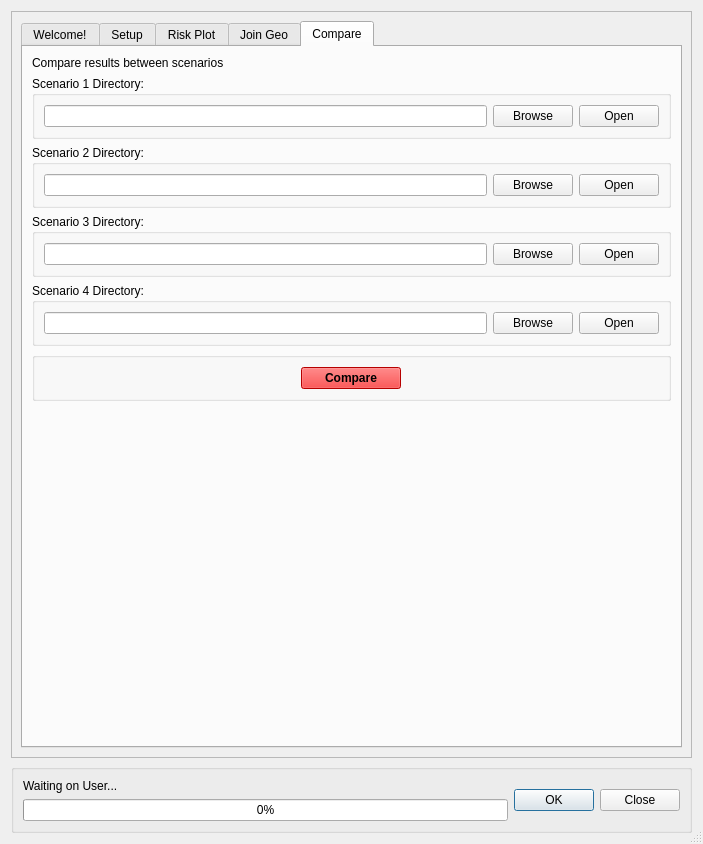
Qt form canflood/results/results.ui (NRCan/CanFlood) before a commit.
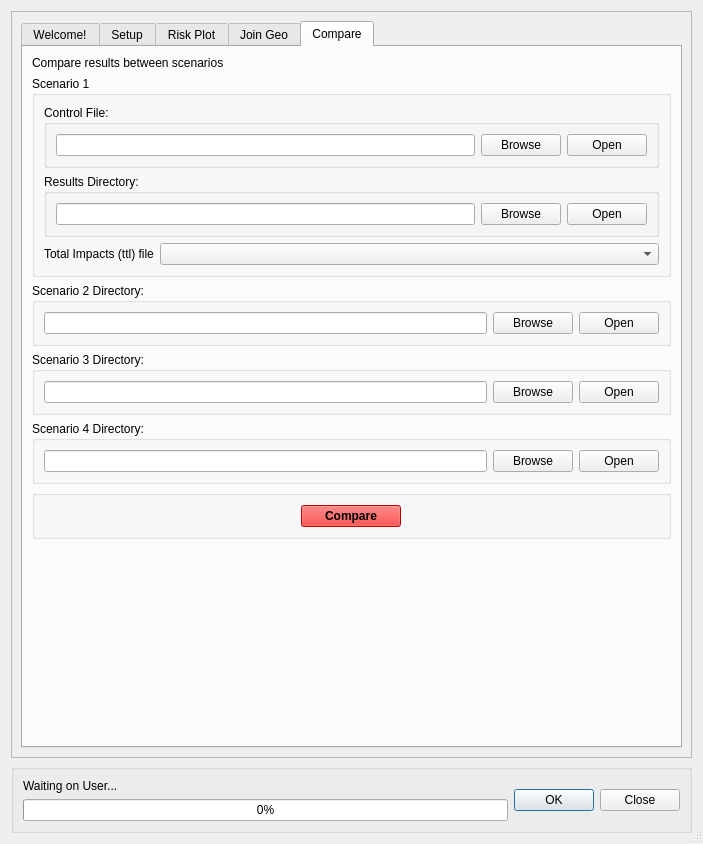
The same form after that commit. The open tabs and pages were chosen to show the change. Icons and pictures are not drawn. Custom widgets are drawn as their Qt base class.

```diff
--- a/canflood/results/results.ui
+++ b/canflood/results/results.ui
@@ -1342,6 +1342,48 @@
             </widget>
            </item>
            <item>
+            <widget class="QGroupBox" name="groupBox_C">
+             <property name="title">
+              <string>Scenario 1</string>
+             </property>
+             <layout class="QVBoxLayout" name="verticalLayout_7">
+              <item>
+               <widget class="QGroupBox" name="groupBox_Co_s1_5">
+                <property name="sizePolicy">
+                 <sizepolicy hsizetype="Preferred" vsizetype="Fixed">
+                  <horstretch>0</horstretch>
+                  <verstretch>0</verstretch>
+                 </sizepolicy>
+                </property>
+                <property name="title">
+                 <string>Control File:</string>
+                </property>
+                <layout class="QVBoxLayout" name="_15">
+                 <item>
+                  <layout class="QHBoxLayout" name="_16">
+                   <item>
+                    <widget class="QLineEdit" name="lineEdit_C_dir_5"/>
+                   </item>
+                   <item>
+                    <widget class="QPushButton" name="pushButton_C_browse_5">
+                     <property name="text">
+                      <string>Browse</string>
+                     </property>
+                    </widget>
+                   </item>
+                   <item>
+                    <widget class="QPushButton" name="pushButton_C_open_5">
+                     <property name="text">
+                      <string>Open</string>
+                     </property>
+                    </widget>
+                   </item>
+                  </layout>
+                 </item>
+                </layout>
+               </widget>
+              </item>
+              <item>
             <widget class="QGroupBox" name="groupBox_Co_s1">
              <property name="sizePolicy">
               <sizepolicy hsizetype="Preferred" vsizetype="Fixed">
@@ -1350,7 +1392,7 @@
               </sizepolicy>
              </property>
              <property name="title">
-              <string>Scenario 1 Directory:</string>
+                 <string>Results Directory:</string>
              </property>
              <layout class="QVBoxLayout" name="_4">
               <item>
@@ -1371,6 +1413,29 @@
                    <string>Open</string>
                   </property>
                  </widget>
+                   </item>
+                  </layout>
+                 </item>
+                </layout>
+               </widget>
+              </item>
+              <item>
+               <layout class="QHBoxLayout" name="horizontalLayout_6">
+                <item>
+                 <widget class="QLabel" name="label_8">
+                  <property name="sizePolicy">
+                   <sizepolicy hsizetype="Fixed" vsizetype="Preferred">
+                    <horstretch>0</horstretch>
+                    <verstretch>0</verstretch>
+                   </sizepolicy>
+                  </property>
+                  <property name="text">
+                   <string>Total Impacts (ttl) file</string>
+                  </property>
+                 </widget>
+                </item>
+                <item>
+                 <widget class="QComboBox" name="comboBox"/>
                 </item>
                </layout>
               </item>
```
Lines whose indentation alone changed are shown as unchanged.
